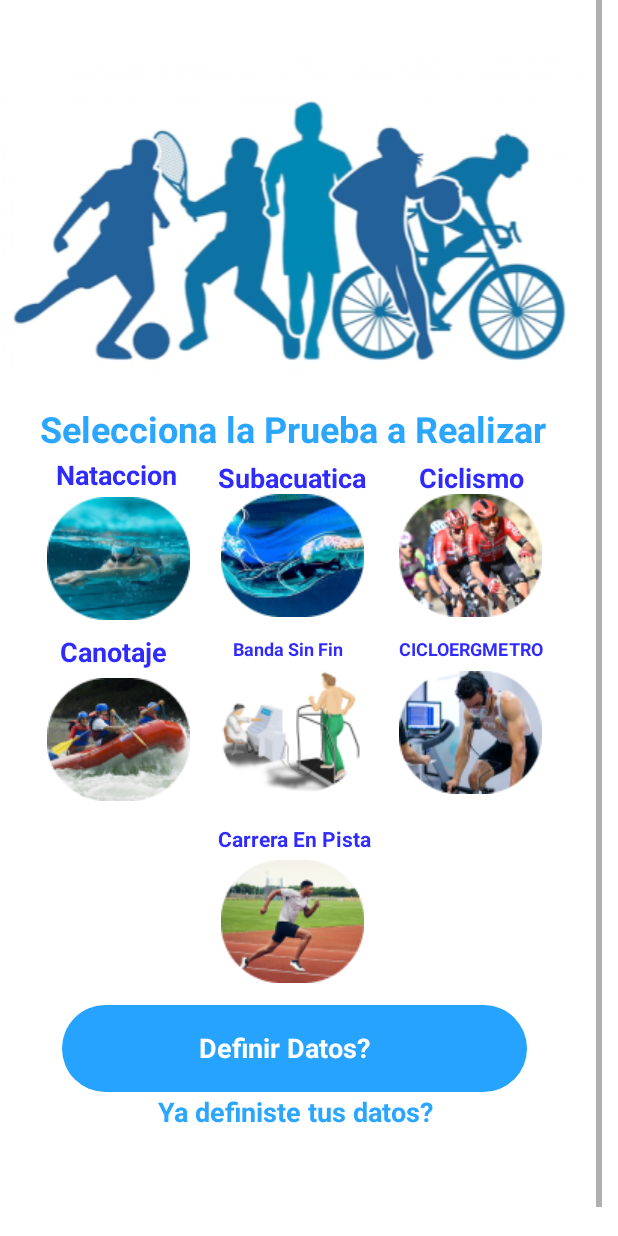
After one commit to demondcn/LT, an Android app: the seccion_iniciada_student_mode__activity screen opened directly, with no data from a screen before it, on a phone screen of 412 x 824 dp. The commit adds this screen. Run offline under Robolectric (Android 15) with nearby library versions, the phone set to English and light mode, and no system bars.

Commit message:
layout de seccion iniciada v1.2

```diff
--- a/proyecto de grado LT/Software/Lactato_Udec/app/src/main/AndroidManifest.xml
+++ b/proyecto de grado LT/Software/Lactato_Udec/app/src/main/AndroidManifest.xml
@@ -27,8 +27,10 @@
         <activity
             android:name=".MainActivity"
             android:exported="false">
-
-
+        </activity>
+        <activity
+            android:name=".seccion_iniciada_student_mode__activity"
+            android:exported="false">
         </activity>
     </application>
 
--- a/proyecto de grado LT/Software/Lactato_Udec/app/src/main/java/com/example/lactato_udec/LoginActivity2.java
+++ b/proyecto de grado LT/Software/Lactato_Udec/app/src/main/java/com/example/lactato_udec/LoginActivity2.java
@@ -20,7 +20,7 @@ public class LoginActivity2 extends AppCompatActivity {
 
     @Override
     protected void onCreate(Bundle savedInstanceState) {
-        //
+
         super.onCreate(savedInstanceState);
         EdgeToEdge.enable(this);
         setContentView(R.layout.activity_login2);
@@ -29,7 +29,7 @@ public class LoginActivity2 extends AppCompatActivity {
             v.setPadding(systemBars.left, systemBars.top, systemBars.right, systemBars.bottom);
             return insets;
         });
-        //
+
         binding = ActivityLogin2Binding.inflate(getLayoutInflater());
         setContentView(binding.getRoot());
 
@@ -47,7 +47,7 @@ public class LoginActivity2 extends AppCompatActivity {
                         Boolean checkCredentials = databaseHelper.CheckUserPassword(email, password);
                         if(checkCredentials==true){
                             Toast.makeText(LoginActivity2.this, "Inicio de sesión exitoso", Toast.LENGTH_SHORT).show();
-                            Intent intent = new Intent(getApplicationContext(), MainActivity.class);
+                            Intent intent = new Intent(getApplicationContext(), seccion_iniciada_student_mode__activity.class);
                             startActivity(intent);
                         }else {
                             Toast.makeText(LoginActivity2.this, "Credenciales incorrectas", Toast.LENGTH_SHORT).show();
--- /dev/null
+++ b/proyecto de grado LT/Software/Lactato_Udec/app/src/main/java/com/example/lactato_udec/seccion_iniciada_student_mode__activity.java
@@ -0,0 +1,76 @@
+package com.example.lactato_udec;
+
+import android.content.Intent;
+import android.os.Bundle;
+import android.view.View;
+import android.widget.TextView;
+import android.widget.ImageView;
+
+import androidx.appcompat.app.AppCompatActivity;
+
+
+
+public class seccion_iniciada_student_mode__activity extends AppCompatActivity {
+
+	private View _bg__seccion_iniciada_student_mode__ek2;
+	private TextView selecciona_la_prueba_a_realizar;
+	private TextView __ya_definiste_tus_datos_;
+	private ImageView image_3;
+	private ImageView image_5;
+	private ImageView image_6;
+	private ImageView image_7;
+	private ImageView image_8;
+	private ImageView image_9;
+	private ImageView image_10;
+	private ImageView image_11;
+	private ImageView image_12;
+	private TextView subacuatica;
+	private TextView ciclismo;
+	private TextView cicloerg_metro;
+	private TextView nataccion;
+	private TextView canotaje;
+	private TextView carrera_en_pista;
+	private TextView banda_sin_fin;
+	private View rectangle_1;
+	private TextView __definir_datos_;
+
+	@Override
+	public void onCreate(Bundle savedInstanceState) {
+
+		super.onCreate(savedInstanceState);
+		setContentView(R.layout.seccion_iniciada_student_mode_);
+
+
+		_bg__seccion_iniciada_student_mode__ek2 = (View) findViewById(R.id._bg__seccion_iniciada_student_mode__ek2);
+		selecciona_la_prueba_a_realizar = (TextView) findViewById(R.id.selecciona_la_prueba_a_realizar);
+		__ya_definiste_tus_datos_ = (TextView) findViewById(R.id.__ya_definiste_tus_datos_);
+		image_5 = (ImageView) findViewById(R.id.image_5);
+		image_6 = (ImageView) findViewById(R.id.image_6);
+		image_7 = (ImageView) findViewById(R.id.image_7);
+		image_8 = (ImageView) findViewById(R.id.image_8);
+		image_9 = (ImageView) findViewById(R.id.image_9);
+		image_10 = (ImageView) findViewById(R.id.image_10);
+		image_11 = (ImageView) findViewById(R.id.image_11);
+		image_12 = (ImageView) findViewById(R.id.image_12);
+		subacuatica = (TextView) findViewById(R.id.subacuatica);
+		ciclismo = (TextView) findViewById(R.id.ciclismo);
+		cicloerg_metro = (TextView) findViewById(R.id.cicloerg_metro);
+		nataccion = (TextView) findViewById(R.id.nataccion);
+		canotaje = (TextView) findViewById(R.id.canotaje);
+		carrera_en_pista = (TextView) findViewById(R.id.carrera_en_pista);
+		banda_sin_fin = (TextView) findViewById(R.id.banda_sin_fin);
+		rectangle_1 = (View) findViewById(R.id.rectangle_1);
+		__definir_datos_ = (TextView) findViewById(R.id.__definir_datos_);
+
+		//custom code goes here
+		__definir_datos_.setOnClickListener(new View.OnClickListener() {
+			@Override
+			public void onClick(View v) {
+				Intent intent = new Intent(seccion_iniciada_student_mode__activity.this, MainActivity.class);
+				startActivity(intent);
+			}
+		});
+
+
+	}
+}
--- /dev/null
+++ b/proyecto de grado LT/Software/Lactato_Udec/app/src/main/res/drawable-nodpi/_bg__seccion_iniciada_student_mode__ek2_shape.xml
@@ -0,0 +1,6 @@
+<?xml version="1.0" encoding="utf-8"?>
+<!-- _bg__seccion_iniciada_student_mode__ek2 from your XD file. -->
+<shape xmlns:android="http://schemas.android.com/apk/res/android"
+	android:shape="rectangle" >
+	<solid android:color="@color/_bg__seccion_iniciada_student_mode__ek2_color" />
+</shape>
--- /dev/null
+++ b/proyecto de grado LT/Software/Lactato_Udec/app/src/main/res/drawable-nodpi/rectangle_1_shape.xml
@@ -0,0 +1,7 @@
+<?xml version="1.0" encoding="utf-8"?>
+<!-- rectangle_1 from your XD file. -->
+<shape xmlns:android="http://schemas.android.com/apk/res/android"
+	android:shape="rectangle" >
+	<corners android:radius="40dp" />
+	<solid android:color="@color/rectangle_1_color" />
+</shape>
--- /dev/null
+++ b/proyecto de grado LT/Software/Lactato_Udec/app/src/main/res/layout/seccion_iniciada_student_mode_.xml
@@ -0,0 +1,238 @@
+<HorizontalScrollView xmlns:android="http://schemas.android.com/apk/res/android" xmlns:tools="http://schemas.android.com/tools"
+	android:layout_width="match_parent" android:layout_height="wrap_content" >
+	<ScrollView android:id="@+id/seccion_iniciada_student_mode_"
+		android:layout_width="wrap_content"
+		android:layout_height="match_parent" >
+
+		<RelativeLayout android:id="@+id/content_container"
+			android:layout_width="wrap_content"
+			android:layout_height="wrap_content" >
+
+
+
+			<RelativeLayout android:id="@+id/page_seccion_iniciada_student_mode__ek1"
+				android:layout_marginTop="0dp"
+				android:layout_marginStart="0dp"
+				android:layout_width="wrap_content"
+				android:layout_height="wrap_content"
+				>
+
+				<View   android:id="@+id/_bg__seccion_iniciada_student_mode__ek2"
+					android:background="@drawable/_bg__seccion_iniciada_student_mode__ek2_shape"
+					 android:layout_marginStart="0dp"
+					android:layout_marginTop="0dp"
+					android:layout_width="390dp"
+					android:layout_height="844dp" />
+
+				<TextView
+					android:id="@+id/selecciona_la_prueba_a_realizar"
+					android:layout_width="406dp"
+					android:layout_height="wrap_content"
+					android:layout_gravity="center_horizontal|center"
+					android:layout_marginLeft="-7dp"
+					android:layout_marginTop="269dp"
+					android:fontFamily="Nunito"
+					android:gravity="center"
+					android:text="@string/selecciona_la_prueba_a_realizar_string"
+					android:textColor="@color/selecciona_la_prueba_a_realizar_color"
+					android:textSize="24sp"
+					android:textStyle="bold" />
+
+				<TextView android:id="@+id/__ya_definiste_tus_datos_"
+					android:fontFamily="Nunito"
+					android:textStyle="bold"
+					android:layout_gravity="center_horizontal|center"
+					android:gravity="center"
+					android:textSize="18sp"
+					android:textColor="@color/selecciona_la_prueba_a_realizar_color"
+					android:layout_marginLeft="-8dp"
+					android:layout_marginTop="708dp"
+					android:layout_width="409dp"
+					android:layout_height="66dp"
+					android:text="@string/__ya_definiste_tus_datos__string"
+					 />
+
+				<ImageView
+					android:id="@+id/image_5"
+					android:layout_width="392dp"
+					android:layout_height="211dp"
+					android:layout_marginStart="-2dp"
+					android:layout_marginTop="37dp"
+					android:contentDescription="image_5"
+					android:src="@drawable/image_5" />
+
+				<ImageView android:id="@+id/image_6"
+					android:src="@drawable/image_6"
+					android:contentDescription="image_6"
+					 android:layout_marginStart="31dp"
+					android:layout_marginTop="331dp"
+					android:layout_width="95dp"
+					android:layout_height="82dp" />
+
+				<ImageView android:id="@+id/image_7"
+					android:src="@drawable/image_7"
+					android:contentDescription="image_7"
+					 android:layout_marginStart="147dp"
+					android:layout_marginTop="329dp"
+					android:layout_width="95dp"
+					android:layout_height="82dp" />
+
+				<ImageView android:id="@+id/image_8"
+					android:src="@drawable/image_8"
+					android:contentDescription="image_8"
+					 android:layout_marginStart="266dp"
+					android:layout_marginTop="329dp"
+					android:layout_width="95dp"
+					android:layout_height="82dp" />
+
+				<ImageView android:id="@+id/image_9"
+					android:src="@drawable/image_9"
+					android:contentDescription="image_9"
+					 android:layout_marginStart="31dp"
+					android:layout_marginTop="452dp"
+					android:layout_width="95dp"
+					android:layout_height="82dp" />
+
+				<ImageView android:id="@+id/image_10"
+					android:src="@drawable/image_10"
+					android:contentDescription="image_10"
+					 android:layout_marginStart="147dp"
+					android:layout_marginTop="446dp"
+					android:layout_width="95dp"
+					android:layout_height="82dp" />
+
+				<ImageView android:id="@+id/image_11"
+					android:src="@drawable/image_11"
+					android:contentDescription="image_11"
+					 android:layout_marginStart="266dp"
+					android:layout_marginTop="447dp"
+					android:layout_width="95dp"
+					android:layout_height="82dp" />
+
+				<ImageView android:id="@+id/image_12"
+					android:src="@drawable/image_12"
+					android:contentDescription="image_12"
+					 android:layout_marginStart="147dp"
+					android:layout_marginTop="573dp"
+					android:layout_width="95dp"
+					android:layout_height="82dp" />
+
+				<TextView android:id="@+id/subacuatica"
+					android:fontFamily="Nunito"
+					android:textStyle="bold"
+					android:textSize="18sp"
+					android:textColor="@color/subacuatica_color"
+					android:layout_marginLeft="145dp"
+					android:layout_marginTop="306dp"
+					android:layout_width="125dp"
+					android:layout_height="38dp"
+					android:text="@string/subacuatica_string"
+					 />
+
+				<TextView android:id="@+id/ciclismo"
+					android:fontFamily="Nunito"
+					android:textStyle="bold"
+					android:textSize="18sp"
+					android:textColor="@color/subacuatica_color"
+					android:layout_marginLeft="279dp"
+					android:layout_marginTop="306dp"
+					android:layout_width="94dp"
+					android:layout_height="38dp"
+					android:text="@string/ciclismo_string"
+					 />
+
+				<TextView android:id="@+id/cicloerg_metro"
+					android:fontFamily="Nunito"
+					android:textStyle="bold"
+					android:textSize="12sp"
+					android:textColor="@color/subacuatica_color"
+					android:layout_marginLeft="266dp"
+					android:layout_marginTop="424dp"
+					android:layout_width="129dp"
+					android:layout_height="24dp"
+					android:text="@string/cicloerg_metro_string"
+					 />
+
+				<TextView android:id="@+id/nataccion"
+					android:fontFamily="Nunito"
+					android:textStyle="bold"
+					android:textSize="18sp"
+					android:textColor="@color/subacuatica_color"
+					android:layout_marginLeft="37dp"
+					android:layout_marginTop="304dp"
+					android:layout_width="106dp"
+					android:layout_height="38dp"
+					android:text="@string/nataccion_string"
+					 />
+
+				<TextView android:id="@+id/canotaje"
+					android:fontFamily="Nunito"
+					android:textStyle="bold"
+					android:textSize="18sp"
+					android:textColor="@color/subacuatica_color"
+					android:layout_marginLeft="40dp"
+					android:layout_marginTop="422dp"
+					android:layout_width="97dp"
+					android:layout_height="38dp"
+					android:text="@string/canotaje_string"
+					 />
+
+				<TextView android:id="@+id/carrera_en_pista"
+					android:fontFamily="Nunito"
+					android:textStyle="bold"
+					android:textSize="14sp"
+					android:textColor="@color/subacuatica_color"
+					android:layout_marginLeft="145dp"
+					android:layout_marginTop="549dp"
+					android:layout_width="125dp"
+					android:layout_height="29dp"
+					android:text="@string/carrera_en_pista_string"
+					 />
+
+				<TextView android:id="@+id/banda_sin_fin"
+					android:fontFamily="Nunito"
+					android:textStyle="bold"
+					android:textSize="12sp"
+					android:textColor="@color/subacuatica_color"
+					android:layout_marginLeft="155dp"
+					android:layout_marginTop="424dp"
+					android:layout_width="95dp"
+					android:layout_height="24dp"
+					android:text="@string/banda_sin_fin_string"
+					 />
+
+
+				<RelativeLayout android:id="@+id/boton"
+					android:layout_marginTop="670dp"
+					android:layout_marginStart="41dp"
+					android:layout_width="wrap_content"
+					android:layout_height="wrap_content"
+					>
+
+					<View
+						android:id="@+id/rectangle_1"
+						android:layout_width="310dp"
+						android:layout_height="58dp"
+						android:layout_marginStart="0dp"
+						android:layout_marginTop="0dp"
+						android:background="@drawable/rectangle_1_shape" />
+
+					<TextView android:id="@+id/__definir_datos_"
+						android:fontFamily="Nunito"
+						android:textStyle="bold"
+						android:textSize="18sp"
+						android:textColor="@color/_bg__seccion_iniciada_student_mode__ek2_color"
+						android:layout_marginLeft="91dp"
+						android:layout_marginTop="16dp"
+						android:layout_width="151dp"
+						android:layout_height="38dp"
+						android:text="@string/__definir_datos__string"
+						 />
+
+				</RelativeLayout>
+
+			</RelativeLayout>
+		</RelativeLayout>
+
+	</ScrollView>
+</HorizontalScrollView>
--- a/proyecto de grado LT/Software/Lactato_Udec/app/src/main/res/values/colors.xml
+++ b/proyecto de grado LT/Software/Lactato_Udec/app/src/main/res/values/colors.xml
@@ -1,5 +1,12 @@
 <?xml version="1.0" encoding="utf-8"?>
 <resources>
+	<color name="colorPrimary">#008577</color>
+	<color name="colorPrimaryDark">#00574B</color>
+	<color name="colorAccent">#D81B60</color>
+	<color name="_bg__seccion_iniciada_student_mode__ek2_color">#FFFFFF</color>
+	<color name="selecciona_la_prueba_a_realizar_color">#2BA6FF</color>
+	<color name="subacuatica_color">#2F2BFF</color>
+	<color name="rectangle_1_color">#25A3FF</color>
     <color name="purple_200">#FFBB86FC</color>
     <color name="purple_500">#FF6200EE</color>
     <color name="purple_700">#FF3700B3</color>
--- a/proyecto de grado LT/Software/Lactato_Udec/app/src/main/res/values/strings.xml
+++ b/proyecto de grado LT/Software/Lactato_Udec/app/src/main/res/values/strings.xml
@@ -1,3 +1,14 @@
 <resources>
     <string name="app_name">Lactato_Udec</string>
+    <string name="ek_img_content">ExportKit Image</string>
+	<string name="selecciona_la_prueba_a_realizar_string">Selecciona la Prueba a Realizar</string>
+	<string name="__ya_definiste_tus_datos__string">Ya definiste tus datos?</string>
+	<string name="subacuatica_string">Subacuatica</string>
+	<string name="ciclismo_string">Ciclismo</string>
+	<string name="cicloerg_metro_string">CICLOERGMETRO</string>
+	<string name="nataccion_string">Nataccion</string>
+	<string name="canotaje_string">Canotaje</string>
+	<string name="carrera_en_pista_string">Carrera En Pista</string>
+	<string name="banda_sin_fin_string">Banda Sin Fin</string>
+	<string name="__definir_datos__string">Definir Datos?</string>
 </resources>
--- /dev/null
+++ b/proyecto de grado LT/Software/Lactato_Udec/app/src/main/res/values/styles.xml
@@ -0,0 +1,11 @@
+<?xml version="1.0" encoding="utf-8"?>
+<resources>
+	<!-- seccion_iniciada_student_mode_ styles -->
+
+	<style name="AppTheme" parent="Theme.AppCompat.Light.DarkActionBar">
+		<item name="colorPrimary">@color/colorPrimary</item>
+		<item name="colorPrimaryDark">@color/colorPrimaryDark</item>
+		<item name="colorAccent">@color/colorAccent</item>
+	</style>
+
+</resources>
```
